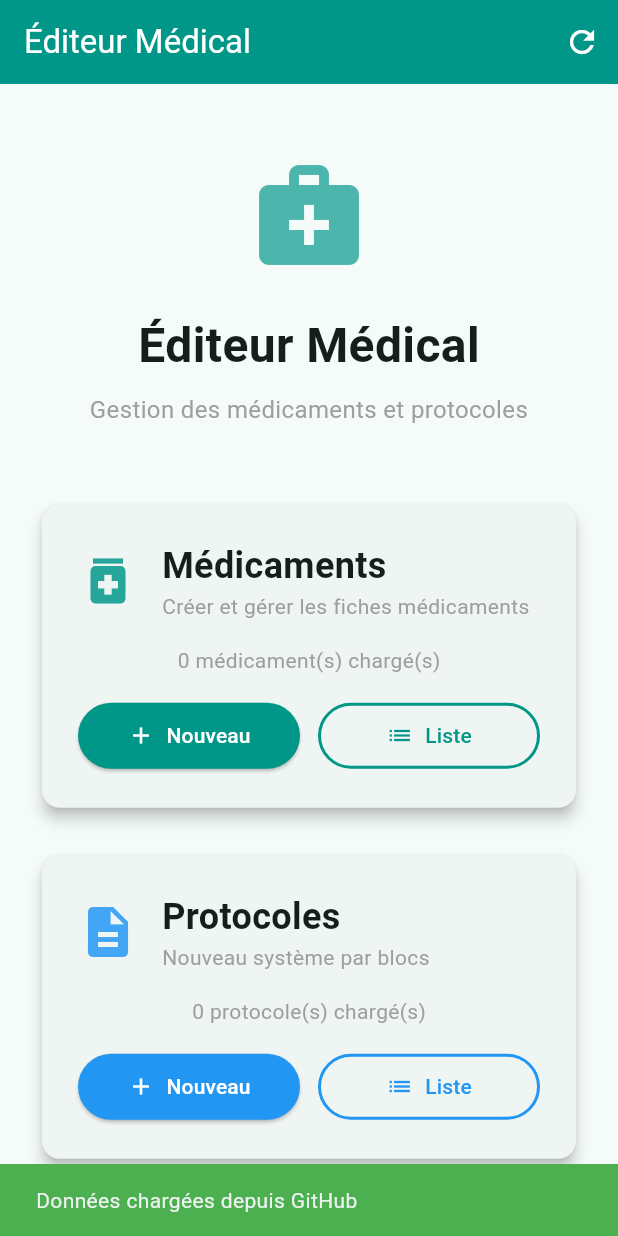
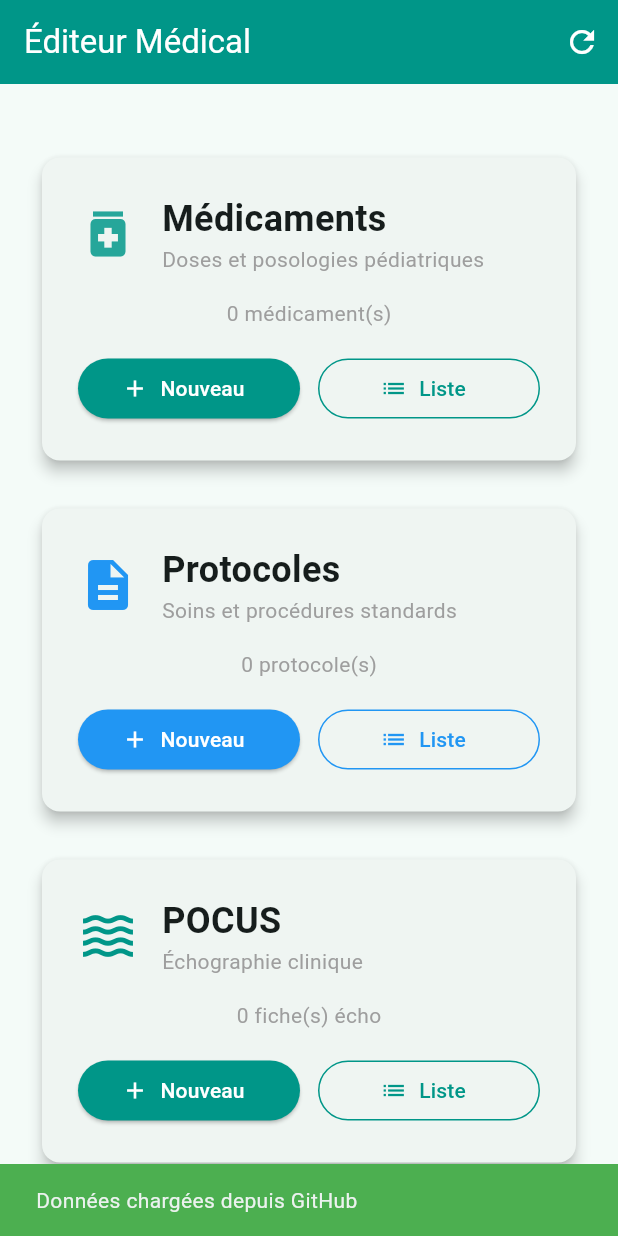
Before and after one commit to Z4rsi0/medication_editor, a Flutter app: the screen it shows after launch, after a tap on the "refresh" icon, on a phone screen of 412 x 824 dp. Run offline on Flutter 3.47's test engine with Material 3 defaults, Android fonts, the light colour scheme and no system bars; our stand-ins replace file_picker, flutter_dotenv.

Commit message:
pocus management

```diff
--- a/lib/models/protocol_model.dart
+++ b/lib/models/protocol_model.dart
@@ -44,6 +44,8 @@ class Protocol {
   final String? description;
   final String? auteur;
   final String? version;
+  // NOUVEAU : Champ catégorie
+  final String? categorie;
   final DateTime? dateModification;
   final List<ProtocolBlock> blocs;
   final String? fileName;
@@ -53,6 +55,7 @@ class Protocol {
     this.description,
     this.auteur,
     this.version,
+    this.categorie, // Ajout constructeur
     this.dateModification,
     required this.blocs,
     this.fileName,
@@ -71,6 +74,7 @@ class Protocol {
       description: json['description'],
       auteur: json['auteur'],
       version: json['version'],
+      categorie: json['categorie'], // Mapping JSON
       dateModification: json['dateModification'] != null
           ? DateTime.tryParse(json['dateModification'])
           : null,
@@ -85,6 +89,7 @@ class Protocol {
       if (description != null) 'description': description,
       if (auteur != null) 'auteur': auteur,
       if (version != null) 'version': version,
+      if (categorie != null) 'categorie': categorie, // Sérialisation JSON
       'dateModification': DateTime.now().toIso8601String(),
       'blocs': blocs.map((b) => b.toJson()).toList(),
     };
@@ -117,6 +122,7 @@ class Protocol {
     String? description,
     String? auteur,
     String? version,
+    String? categorie, // Ajout copyWith
     DateTime? dateModification,
     List<ProtocolBlock>? blocs,
     String? fileName,
@@ -126,6 +132,7 @@ class Protocol {
       description: description ?? this.description,
       auteur: auteur ?? this.auteur,
       version: version ?? this.version,
+      categorie: categorie ?? this.categorie,
       dateModification: dateModification ?? this.dateModification,
       blocs: blocs ?? this.blocs,
       fileName: fileName ?? this.fileName,
--- a/lib/screens/home_screen.dart
+++ b/lib/screens/home_screen.dart
@@ -2,10 +2,8 @@ import 'package:flutter/material.dart';
 import 'package:provider/provider.dart';
 import '../services/medication_provider.dart';
 import '../services/protocol_provider.dart';
-// Imports des écrans
 import 'medication_list_screen.dart';
 import 'general_info_screen.dart';
-// NOUVEAU : Ce fichier contient maintenant la classe ProtocolListScreen ET ProtocolEditorScreen
 import 'protocol_editor_screen.dart';
 
 class HomeScreen extends StatefulWidget {
@@ -34,13 +32,12 @@ class _HomeScreenState extends State<HomeScreen> {
     });
 
     try {
-      // 1. Charger les médicaments
       if (mounted) {
         await Provider.of<MedicationProvider>(context, listen: false).loadFromGitHub();
       }
 
-      // 2. Charger les protocoles
       if (mounted) {
+        // Charge TOUS les protocoles (Standards + Pocus)
         await Provider.of<ProtocolProvider>(context, listen: false).loadAllProtocolsFromGitHub();
       }
 
@@ -95,31 +92,7 @@ class _HomeScreenState extends State<HomeScreen> {
           child: Column(
             mainAxisAlignment: MainAxisAlignment.center,
             children: [
-              Icon(
-                Icons.medical_services,
-                size: 80,
-                color: Colors.teal.shade300,
-              ),
-              const SizedBox(height: 24),
-              const Text(
-                'Éditeur Médical',
-                style: TextStyle(
-                  fontSize: 32,
-                  fontWeight: FontWeight.bold,
-                ),
-              ),
-              const SizedBox(height: 8),
-              const Text(
-                'Gestion des médicaments et protocoles',
-                style: TextStyle(
-                  fontSize: 16,
-                  color: Colors.grey,
-                ),
-                textAlign: TextAlign.center,
-              ),
-              const SizedBox(height: 48),
-
-              // Section Médicaments (Inchangée)
+              // --- 1. MÉDICAMENTS ---
               Card(
                 elevation: 4,
                 child: Padding(
@@ -128,27 +101,14 @@ class _HomeScreenState extends State<HomeScreen> {
                     children: [
                       Row(
                         children: [
-                          Icon(
-                            Icons.medication,
-                            size: 40,
-                            color: Colors.teal.shade400,
-                          ),
+                          Icon(Icons.medication, size: 40, color: Colors.teal.shade400),
                           const SizedBox(width: 16),
                           const Expanded(
                             child: Column(
                               crossAxisAlignment: CrossAxisAlignment.start,
                               children: [
-                                Text(
-                                  'Médicaments',
-                                  style: TextStyle(
-                                    fontSize: 24,
-                                    fontWeight: FontWeight.bold,
-                                  ),
-                                ),
-                                Text(
-                                  'Créer et gérer les fiches médicaments',
-                                  style: TextStyle(color: Colors.grey),
-                                ),
+                                Text('Médicaments', style: TextStyle(fontSize: 24, fontWeight: FontWeight.bold)),
+                                Text('Doses et posologies pédiatriques', style: TextStyle(color: Colors.grey)),
                               ],
                             ),
                           ),
@@ -157,13 +117,7 @@ class _HomeScreenState extends State<HomeScreen> {
                       const SizedBox(height: 16),
                       Consumer<MedicationProvider>(
                         builder: (context, provider, child) {
-                          return Text(
-                            '${provider.medications.length} médicament(s) chargé(s)',
-                            style: const TextStyle(
-                              fontSize: 14,
-                              color: Colors.grey,
-                            ),
-                          );
+                          return Text('${provider.medications.length} médicament(s)', style: const TextStyle(color: Colors.grey));
                         },
                       ),
                       const SizedBox(height: 16),
@@ -172,42 +126,21 @@ class _HomeScreenState extends State<HomeScreen> {
                           Expanded(
                             child: ElevatedButton.icon(
                               onPressed: () {
-                                Provider.of<MedicationProvider>(context, listen: false)
-                                    .startNewMedication();
-                                Navigator.push(
-                                  context,
-                                  MaterialPageRoute(
-                                    builder: (context) => const GeneralInfoScreen(),
-                                  ),
-                                );
+                                Provider.of<MedicationProvider>(context, listen: false).startNewMedication();
+                                Navigator.push(context, MaterialPageRoute(builder: (_) => const GeneralInfoScreen()));
                               },
                               icon: const Icon(Icons.add),
                               label: const Text('Nouveau'),
-                              style: ElevatedButton.styleFrom(
-                                backgroundColor: Colors.teal,
-                                foregroundColor: Colors.white,
-                                padding: const EdgeInsets.symmetric(vertical: 12),
-                              ),
+                              style: ElevatedButton.styleFrom(backgroundColor: Colors.teal, foregroundColor: Colors.white),
                             ),
                           ),
                           const SizedBox(width: 12),
                           Expanded(
                             child: OutlinedButton.icon(
-                              onPressed: () {
-                                Navigator.push(
-                                  context,
-                                  MaterialPageRoute(
-                                    builder: (context) => const MedicationListScreen(),
-                                  ),
-                                );
-                              },
+                              onPressed: () => Navigator.push(context, MaterialPageRoute(builder: (_) => const MedicationListScreen())),
                               icon: const Icon(Icons.list),
                               label: const Text('Liste'),
-                              style: OutlinedButton.styleFrom(
-                                foregroundColor: Colors.teal,
-                                padding: const EdgeInsets.symmetric(vertical: 12),
-                                side: const BorderSide(color: Colors.teal, width: 2),
-                              ),
+                              style: OutlinedButton.styleFrom(foregroundColor: Colors.teal, side: const BorderSide(color: Colors.teal)),
                             ),
                           ),
                         ],
@@ -218,7 +151,7 @@ class _HomeScreenState extends State<HomeScreen> {
               ),
               const SizedBox(height: 24),
 
-              // Section Protocoles (Nouveau système)
+              // --- 2. PROTOCOLES (STANDARDS) ---
               Card(
                 elevation: 4,
                 child: Padding(
@@ -227,27 +160,14 @@ class _HomeScreenState extends State<HomeScreen> {
                     children: [
                       Row(
                         children: [
-                          Icon(
-                            Icons.description,
-                            size: 40,
-                            color: Colors.blue.shade400,
-                          ),
+                          const Icon(Icons.description, size: 40, color: Colors.blue),
                           const SizedBox(width: 16),
                           const Expanded(
                             child: Column(
                               crossAxisAlignment: CrossAxisAlignment.start,
                               children: [
-                                Text(
-                                  'Protocoles',
-                                  style: TextStyle(
-                                    fontSize: 24,
-                                    fontWeight: FontWeight.bold,
-                                  ),
-                                ),
-                                Text(
-                                  'Nouveau système par blocs',
-                                  style: TextStyle(color: Colors.grey),
-                                ),
+                                Text('Protocoles', style: TextStyle(fontSize: 24, fontWeight: FontWeight.bold)),
+                                Text('Soins et procédures standards', style: TextStyle(color: Colors.grey)),
                               ],
                             ),
                           ),
@@ -256,13 +176,8 @@ class _HomeScreenState extends State<HomeScreen> {
                       const SizedBox(height: 16),
                       Consumer<ProtocolProvider>(
                         builder: (context, provider, child) {
-                          return Text(
-                            '${provider.protocols.length} protocole(s) chargé(s)',
-                            style: const TextStyle(
-                              fontSize: 14,
-                              color: Colors.grey,
-                            ),
-                          );
+                          // Compteur filtré
+                          return Text('${provider.standardProtocols.length} protocole(s)', style: const TextStyle(color: Colors.grey));
                         },
                       ),
                       const SizedBox(height: 16),
@@ -271,45 +186,94 @@ class _HomeScreenState extends State<HomeScreen> {
                           Expanded(
                             child: ElevatedButton.icon(
                               onPressed: () {
-                                // CORRECTION : Utilisation de createNewProtocol
                                 final provider = Provider.of<ProtocolProvider>(context, listen: false);
                                 final newProtocol = provider.createNewProtocol();
-
-                                Navigator.push(
-                                  context,
-                                  MaterialPageRoute(
-                                    builder: (context) => ProtocolEditorScreen(protocol: newProtocol),
-                                  ),
-                                );
+                                Navigator.push(context, MaterialPageRoute(builder: (_) => ProtocolEditorScreen(protocol: newProtocol)));
                               },
                               icon: const Icon(Icons.add),
                               label: const Text('Nouveau'),
-                              style: ElevatedButton.styleFrom(
-                                backgroundColor: Colors.blue,
-                                foregroundColor: Colors.white,
-                                padding: const EdgeInsets.symmetric(vertical: 12),
-                              ),
+                              style: ElevatedButton.styleFrom(backgroundColor: Colors.blue, foregroundColor: Colors.white),
                             ),
                           ),
                           const SizedBox(width: 12),
                           Expanded(
                             child: OutlinedButton.icon(
-                              onPressed: () {
-                                // CORRECTION : Pointe vers ProtocolListScreen qui est dans protocol_editor_screen.dart
-                                Navigator.push(
-                                  context,
-                                  MaterialPageRoute(
-                                    builder: (context) => const ProtocolListScreen(),
-                                  ),
-                                );
-                              },
+                              onPressed: () => Navigator.push(
+                                context,
+                                // Mode Standard
+                                MaterialPageRoute(builder: (_) => const ProtocolListScreen(isPocusMode: false))
+                              ),
                               icon: const Icon(Icons.list),
                               label: const Text('Liste'),
-                              style: OutlinedButton.styleFrom(
-                                foregroundColor: Colors.blue,
-                                padding: const EdgeInsets.symmetric(vertical: 12),
-                                side: const BorderSide(color: Colors.blue, width: 2),
+                              style: OutlinedButton.styleFrom(foregroundColor: Colors.blue, side: const BorderSide(color: Colors.blue)),
+                            ),
+                          ),
+                        ],
+                      ),
+                    ],
+                  ),
+                ),
+              ),
+              const SizedBox(height: 24),
+
+              // --- 3. POCUS (NOUVEAU) ---
+              Card(
+                elevation: 4,
+                child: Padding(
+                  padding: const EdgeInsets.all(24.0),
+                  child: Column(
+                    children: [
+                      Row(
+                        children: [
+                          const Icon(Icons.waves, size: 40, color: Colors.teal), // Icône Pocus
+                          const SizedBox(width: 16),
+                          const Expanded(
+                            child: Column(
+                              crossAxisAlignment: CrossAxisAlignment.start,
+                              children: [
+                                Text('POCUS', style: TextStyle(fontSize: 24, fontWeight: FontWeight.bold)),
+                                Text('Échographie clinique', style: TextStyle(color: Colors.grey)),
+                              ],
+                            ),
+                          ),
+                        ],
+                      ),
+                      const SizedBox(height: 16),
+                      Consumer<ProtocolProvider>(
+                        builder: (context, provider, child) {
+                          // Compteur filtré
+                          return Text('${provider.pocusProtocols.length} fiche(s) écho', style: const TextStyle(color: Colors.grey));
+                        },
+                      ),
+                      const SizedBox(height: 16),
+                      Row(
+                        children: [
+                          Expanded(
+                            child: ElevatedButton.icon(
+                              onPressed: () {
+                                final provider = Provider.of<ProtocolProvider>(context, listen: false);
+                                // Création avec pré-remplissage POCUS
+                                var newProtocol = provider.createNewProtocol();
+                                newProtocol = newProtocol.copyWith(categorie: 'POCUS');
+
+                                Navigator.push(context, MaterialPageRoute(builder: (_) => ProtocolEditorScreen(protocol: newProtocol)));
+                              },
+                              icon: const Icon(Icons.add),
+                              label: const Text('Nouveau'),
+                              style: ElevatedButton.styleFrom(backgroundColor: Colors.teal, foregroundColor: Colors.white),
+                            ),
+                          ),
+                          const SizedBox(width: 12),
+                          Expanded(
+                            child: OutlinedButton.icon(
+                              onPressed: () => Navigator.push(
+                                context,
+                                // Mode Pocus
+                                MaterialPageRoute(builder: (_) => const ProtocolListScreen(isPocusMode: true))
                               ),
+                              icon: const Icon(Icons.list),
+                              label: const Text('Liste'),
+                              style: OutlinedButton.styleFrom(foregroundColor: Colors.teal, side: const BorderSide(color: Colors.teal)),
                             ),
                           ),
                         ],
--- a/lib/services/github_service.dart
+++ b/lib/services/github_service.dart
@@ -171,7 +171,7 @@ class GitHubService {
     }
   }
 
-  // --- WRAPPERS SPECIFIQUES (Conserve la compatibilité) ---
+  // --- WRAPPERS AVEC SUPPORT DU DOSSIER CIBLE ---
 
   Future<String?> fetchMedications() => fetchFileContent(_filePath!);
 
@@ -180,12 +180,13 @@ class GitHubService {
     required String commitMessage,
   }) => publishFile(path: _filePath!, content: jsonContent, commitMessage: commitMessage);
 
-  Future<List<String>> listProtocols() async {
+  /// Liste les fichiers d'un dossier (par défaut assets/protocoles)
+  Future<List<String>> listProtocols({String folder = 'assets/protocoles'}) async {
     if (!isConfigured) return [];
     try {
-      const protocolsPath = 'assets/protocoles';
+      // On utilise le paramètre folder ici
       final response = await http.get(
-        Uri.parse('$_baseUrl/contents/$protocolsPath?ref=$_branch'),
+        Uri.parse('$_baseUrl/contents/$folder?ref=$_branch'),
         headers: _headers,
       ).timeout(const Duration(seconds: 10));
 
@@ -199,22 +200,27 @@ class GitHubService {
       }
       return [];
     } catch (e) {
-      print('Erreur listProtocols: $e');
+      print('Erreur listProtocols ($folder): $e');
       return [];
     }
   }
 
-  Future<String?> fetchProtocol(String fileName) =>
-      fetchFileContent('assets/protocoles/$fileName');
+  /// Récupère un protocole dans le dossier spécifié
+  Future<String?> fetchProtocol(String fileName, {String folder = 'assets/protocoles'}) =>
+      fetchFileContent('$folder/$fileName');
 
+  /// Publie (sauvegarde) un protocole dans le dossier spécifié
   Future<bool> publishProtocol({
     required String fileName,
     required String jsonContent,
     required String commitMessage,
-  }) => publishFile(path: 'assets/protocoles/$fileName', content: jsonContent, commitMessage: commitMessage);
+    String folder = 'assets/protocoles',
+  }) => publishFile(path: '$folder/$fileName', content: jsonContent, commitMessage: commitMessage);
 
+  /// Supprime un protocole dans le dossier spécifié
   Future<bool> deleteProtocol({
     required String fileName,
     required String commitMessage,
-  }) => deleteFile(path: 'assets/protocoles/$fileName', commitMessage: commitMessage);
+    String folder = 'assets/protocoles',
+  }) => deleteFile(path: '$folder/$fileName', commitMessage: commitMessage);
 }
--- a/lib/services/protocol_provider.dart
+++ b/lib/services/protocol_provider.dart
@@ -34,31 +34,57 @@ List<Protocol> _parseProtocolList(List<Map<String, String?>> rawDataList) {
 class ProtocolProvider extends ChangeNotifier {
   final GitHubService _gitHub = GitHubService();
 
+  // Liste unique contenant TOUS les protocoles (Standards + Pocus)
   final List<Protocol> _protocols = [];
+
   List<Protocol> get protocols => List.unmodifiable(_protocols);
+
+  // --- NOUVEAUX GETTERS FILTRÉS ---
+  /// Retourne uniquement les protocoles POCUS
+  List<Protocol> get pocusProtocols =>
+      _protocols.where((p) => p.categorie == 'POCUS').toList();
+
+  /// Retourne les protocoles standards (tout sauf POCUS)
+  List<Protocol> get standardProtocols =>
+      _protocols.where((p) => p.categorie != 'POCUS').toList();
 
   bool _isLoading = false;
   bool get isLoading => _isLoading;
 
+  /// Charge les protocoles depuis les DEUX sources (assets/protocoles et assets/pocus)
   Future<void> loadAllProtocolsFromGitHub() async {
     if (_isLoading) return;
     _setLoading(true);
 
     try {
       _protocols.clear();
-      final fileNames = await _gitHub.listProtocols();
 
-      // Récupération parallèle de tous les contenus bruts
-      final futures = fileNames.map((fileName) async {
-        final content = await _gitHub.fetchProtocol(fileName);
-        return {'fileName': fileName, 'content': content};
-      });
+      // 1. Lister les fichiers des deux dossiers en parallèle
+      final results = await Future.wait([
+        _gitHub.listProtocols(folder: 'assets/protocoles'),
+        _gitHub.listProtocols(folder: 'assets/pocus'),
+      ]);
 
-      final results = await Future.wait(futures);
+      final standardFiles = results[0];
+      final pocusFiles = results[1];
 
-      // Parsing lourd dans un Isolate unique pour ne pas bloquer l'UI
-      if (results.isNotEmpty) {
-        final loadedProtocols = await compute(_parseProtocolList, results);
+      // 2. Préparer le téléchargement du contenu
+      // On passe le dossier source pour savoir où fetcher
+      final futures = <Future<Map<String, String?>>>[];
+
+      for (var fileName in standardFiles) {
+        futures.add(_fetchFileContent(fileName, 'assets/protocoles'));
+      }
+      for (var fileName in pocusFiles) {
+        futures.add(_fetchFileContent(fileName, 'assets/pocus'));
+      }
+
+      // 3. Télécharger tout en parallèle
+      final rawContents = await Future.wait(futures);
+
+      // 4. Parser dans un Isolate (lourd)
+      if (rawContents.isNotEmpty) {
+        final loadedProtocols = await compute(_parseProtocolList, rawContents);
         _protocols.addAll(loadedProtocols);
         _protocols.sort((a, b) => a.titre.compareTo(b.titre));
       }
@@ -71,6 +97,13 @@ class ProtocolProvider extends ChangeNotifier {
     }
   }
 
+  // Helper pour fetcher avec le dossier
+  Future<Map<String, String?>> _fetchFileContent(String fileName, String folder) async {
+    final content = await _gitHub.fetchProtocol(fileName, folder: folder);
+    return {'fileName': fileName, 'content': content};
+  }
+
+  /// Sauvegarde intelligente : dirige vers le bon dossier selon la catégorie
   Future<bool> saveProtocol(Protocol protocol) async {
     _setLoading(true);
     try {
@@ -80,17 +113,26 @@ class ProtocolProvider extends ChangeNotifier {
         dateModification: DateTime.now(),
       );
 
+      // Détermination du dossier cible
+      final targetFolder = (protocol.categorie == 'POCUS')
+          ? 'assets/pocus'
+          : 'assets/protocoles';
+
       // Encodage JSON en background
       final jsonContent = await compute(_encodeProtocol, protocolToSave);
 
       final success = await _gitHub.publishProtocol(
         fileName: fileName,
         jsonContent: jsonContent,
-        commitMessage: "Mise à jour protocole: ${protocol.titre}",
+        commitMessage: "Mise à jour protocole (${protocol.categorie ?? 'Standard'}): ${protocol.titre}",
+        folder: targetFolder, // Argument folder ajouté
       );
 
       if (success) {
-        final index = _protocols.indexWhere((p) => p.fileName == fileName || (p.fileName == null && p.titre == protocol.titre));
+        // Mise à jour de la liste locale
+        final index = _protocols.indexWhere((p) =>
+            p.fileName == fileName || (p.fileName == null && p.titre == protocol.titre));
+
         if (index >= 0) {
           _protocols[index] = protocolToSave;
         } else {
@@ -108,13 +150,20 @@ class ProtocolProvider extends ChangeNotifier {
     }
   }
 
+  /// Supprime le protocole du bon dossier
   Future<bool> deleteProtocol(Protocol protocol) async {
     if (protocol.fileName == null) return false;
     _setLoading(true);
     try {
+      // Détermination du dossier cible
+      final targetFolder = (protocol.categorie == 'POCUS')
+          ? 'assets/pocus'
+          : 'assets/protocoles';
+
       final success = await _gitHub.deleteProtocol(
         fileName: protocol.fileName!,
         commitMessage: "Suppression protocole: ${protocol.titre}",
+        folder: targetFolder, // Argument folder ajouté
       );
 
       if (success) {
@@ -136,16 +185,16 @@ class ProtocolProvider extends ChangeNotifier {
       version: '1.0',
       dateModification: DateTime.now(),
       blocs: [],
+      // Pas de catégorie par défaut, l'utilisateur choisira
     );
   }
 
   Protocol duplicateProtocol(Protocol original) {
-    // Clonage via JSON pour éviter les références (Deep Copy)
     final json = original.toJson();
     final copy = Protocol.fromJson(json);
     return copy.copyWith(
       titre: '${original.titre} (copie)',
-      fileName: null, // Nouveau fichier
+      fileName: null,
       dateModification: DateTime.now(),
     );
   }
```
Also changed, not shown: lib/screens/protocol_editor_screen.dart (+109 -45 lines), lib/utils/constants.dart (+23 -0 lines), 1 other file.
